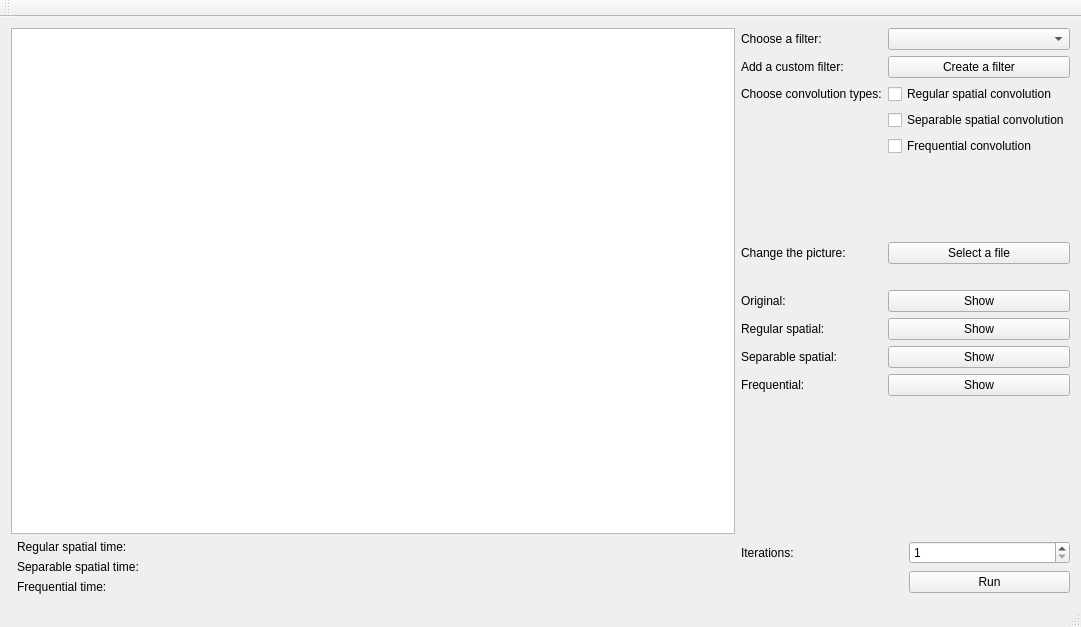
Old version of the form GUI/mainwindow.ui in the repository kohutjan/2DFFT.
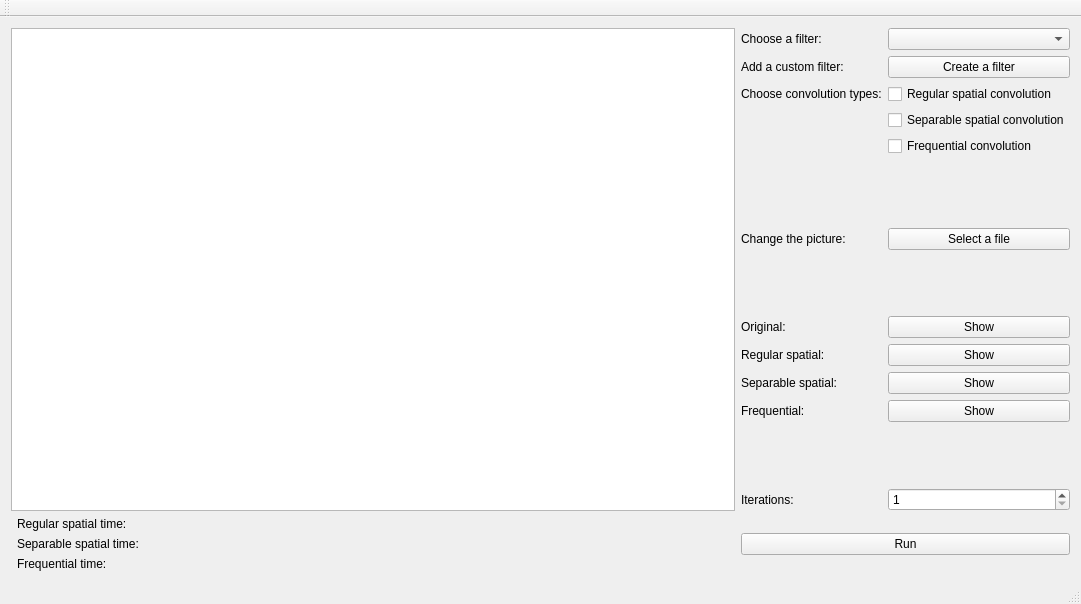
New version of the form.

Commit message: Using stretchers instead of labels

The edit to the form file:
```diff
--- a/GUI/mainwindow.ui
+++ b/GUI/mainwindow.ui
@@ -7,7 +7,7 @@
     <x>0</x>
     <y>0</y>
     <width>1081</width>
-    <height>627</height>
+    <height>604</height>
    </rect>
   </property>
   <property name="windowTitle">
@@ -16,25 +16,8 @@
   <widget class="QWidget" name="centralWidget">
    <layout class="QGridLayout" name="gridLayout">
     <item row="1" column="1">
-     <layout class="QGridLayout" name="gridLayout_2">
-      <item row="0" column="1">
-       <widget class="QSpinBox" name="spinBox">
-        <property name="minimum">
-         <number>1</number>
-        </property>
-        <property name="maximum">
-         <number>99999</number>
-        </property>
-       </widget>
-      </item>
-      <item row="0" column="0">
-       <widget class="QLabel" name="label_7">
-        <property name="text">
-         <string>Iterations:</string>
-        </property>
-       </widget>
-      </item>
-      <item row="1" column="1">
+     <layout class="QVBoxLayout" name="verticalLayout">
+      <item>
        <widget class="QPushButton" name="pushButton_3">
         <property name="text">
          <string>Run</string>
@@ -132,111 +115,132 @@
         </property>
        </widget>
       </item>
-      <item row="6" column="1">
-       <widget class="QLabel" name="label_2">
-        <property name="text">
-         <string/>
+      <item row="6" column="0" colspan="2">
+       <spacer name="verticalSpacer">
+        <property name="orientation">
+         <enum>Qt::Vertical</enum>
         </property>
-       </widget>
-      </item>
-      <item row="7" column="1">
-       <widget class="QLabel" name="label_6">
-        <property name="text">
-         <string/>
+        <property name="sizeHint" stdset="0">
+         <size>
+          <width>20</width>
+          <height>60</height>
+         </size>
         </property>
-       </widget>
+       </spacer>
       </item>
-      <item row="8" column="1">
-       <widget class="QLabel" name="label_16">
-        <property name="text">
-         <string/>
-        </property>
-       </widget>
-      </item>
-      <item row="9" column="1">
-       <widget class="QLabel" name="label_17">
-        <property name="text">
-         <string/>
-        </property>
-       </widget>
-      </item>
-      <item row="10" column="0">
+      <item row="7" column="0">
        <widget class="QLabel" name="label">
         <property name="text">
          <string>Change the picture:</string>
         </property>
        </widget>
       </item>
-      <item row="10" column="1">
+      <item row="7" column="1">
        <widget class="QPushButton" name="pushButton">
         <property name="text">
          <string>Select a file</string>
         </property>
        </widget>
       </item>
-      <item row="12" column="0">
+      <item row="8" column="0" colspan="2">
+       <spacer name="verticalSpacer_3">
+        <property name="orientation">
+         <enum>Qt::Vertical</enum>
+        </property>
+        <property name="sizeHint" stdset="0">
+         <size>
+          <width>20</width>
+          <height>25</height>
+         </size>
+        </property>
+       </spacer>
+      </item>
+      <item row="9" column="0">
        <widget class="QLabel" name="label_12">
         <property name="text">
          <string>Original:</string>
         </property>
        </widget>
       </item>
-      <item row="12" column="1">
+      <item row="9" column="1">
        <widget class="QPushButton" name="pushButton_4">
         <property name="text">
          <string>Show</string>
         </property>
        </widget>
       </item>
-      <item row="13" column="0">
+      <item row="10" column="0">
        <widget class="QLabel" name="label_13">
         <property name="text">
          <string>Regular spatial:</string>
         </property>
        </widget>
       </item>
-      <item row="13" column="1">
+      <item row="10" column="1">
        <widget class="QPushButton" name="pushButton_6">
         <property name="text">
          <string>Show</string>
         </property>
        </widget>
       </item>
-      <item row="14" column="0">
+      <item row="11" column="0">
        <widget class="QLabel" name="label_14">
         <property name="text">
          <string>Separable spatial:</string>
         </property>
        </widget>
       </item>
-      <item row="14" column="1">
+      <item row="11" column="1">
        <widget class="QPushButton" name="pushButton_7">
         <property name="text">
          <string>Show</string>
         </property>
        </widget>
       </item>
-      <item row="15" column="0">
+      <item row="12" column="0">
        <widget class="QLabel" name="label_15">
         <property name="text">
          <string>Frequential:</string>
         </property>
        </widget>
       </item>
-      <item row="15" column="1">
+      <item row="12" column="1">
        <widget class="QPushButton" name="pushButton_5">
         <property name="text">
          <string>Show</string>
         </property>
        </widget>
       </item>
-      <item row="11" column="1">
-       <widget class="QLabel" name="label_19">
+      <item row="14" column="0">
+       <widget class="QLabel" name="label_7">
         <property name="text">
-         <string/>
+         <string>Iterations:</string>
         </property>
        </widget>
       </item>
+      <item row="14" column="1">
+       <widget class="QSpinBox" name="spinBox">
+        <property name="minimum">
+         <number>1</number>
+        </property>
+        <property name="maximum">
+         <number>99999</number>
+        </property>
+       </widget>
+      </item>
+      <item row="13" column="0" colspan="2">
+       <spacer name="verticalSpacer_2">
+        <property name="orientation">
+         <enum>Qt::Vertical</enum>
+        </property>
+        <property name="sizeHint" stdset="0">
+         <size>
+          <width>20</width>
+          <height>40</height>
+         </size>
+        </property>
+       </spacer>
+      </item>
      </layout>
     </item>
    </layout>
```
The commit also changes 1 other file.
